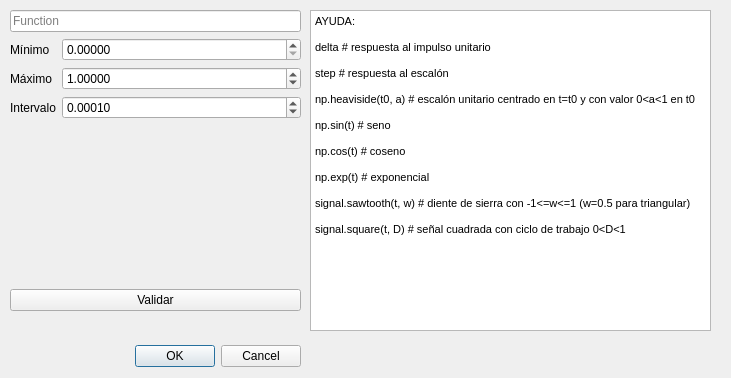
First picture: the form in designer/response_window.ui, repository juan-sb/filtertool-tc22, before the edit.
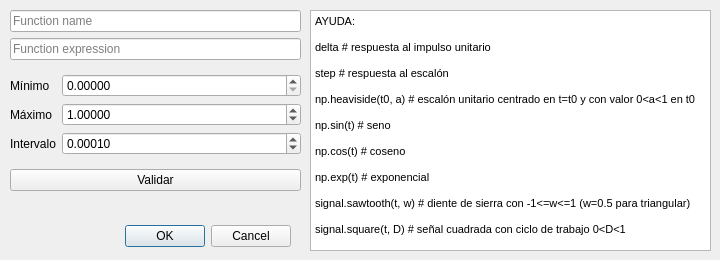
Second picture: the form after the edit. Custom widgets are drawn as their Qt base class.

```diff
--- a/designer/response_window.ui
+++ b/designer/response_window.ui
@@ -6,8 +6,8 @@
    <rect>
     <x>0</x>
     <y>0</y>
-    <width>731</width>
-    <height>378</height>
+    <width>720</width>
+    <height>260</height>
    </rect>
   </property>
   <property name="windowTitle">
@@ -16,8 +16,8 @@
   <widget class="QDialogButtonBox" name="buttonBox">
    <property name="geometry">
     <rect>
-     <x>50</x>
-     <y>340</y>
+     <x>40</x>
+     <y>220</y>
      <width>251</width>
      <height>32</height>
     </rect>
@@ -35,13 +35,10 @@
      <x>10</x>
      <y>10</y>
      <width>291</width>
-     <height>321</height>
+     <height>201</height>
     </rect>
    </property>
    <layout class="QGridLayout" name="gridLayout">
-    <item row="3" column="0">
-     <widget class="ExprWidget" name="expr_plot" native="true"/>
-    </item>
     <item row="5" column="0">
      <widget class="QLabel" name="error_label">
       <property name="sizePolicy">
@@ -69,17 +66,20 @@
      </widget>
     </item>
     <item row="0" column="0">
-     <widget class="QLineEdit" name="input_txt">
+     <widget class="QLineEdit" name="resp_name_txt">
       <property name="enabled">
        <bool>true</bool>
       </property>
       <property name="placeholderText">
-       <string>Function</string>
+       <string>Function name</string>
       </property>
      </widget>
     </item>
-    <item row="1" column="0">
+    <item row="2" column="0">
      <layout class="QFormLayout" name="formLayout">
+      <property name="formAlignment">
+       <set>Qt::AlignLeading|Qt::AlignLeft|Qt::AlignVCenter</set>
+      </property>
       <item row="0" column="0">
        <widget class="QLabel" name="label">
         <property name="text">
@@ -142,6 +142,16 @@
       </item>
      </layout>
     </item>
+    <item row="1" column="0">
+     <widget class="QLineEdit" name="input_txt">
+      <property name="enabled">
+       <bool>true</bool>
+      </property>
+      <property name="placeholderText">
+       <string>Function expression</string>
+      </property>
+     </widget>
+    </item>
    </layout>
   </widget>
   <widget class="QTextBrowser" name="textBrowser">
@@ -153,7 +163,7 @@
      <x>310</x>
      <y>10</y>
      <width>401</width>
-     <height>321</height>
+     <height>241</height>
     </rect>
    </property>
    <property name="html">
@@ -181,14 +191,6 @@
    </property>
   </widget>
  </widget>
- <customwidgets>
-  <customwidget>
-   <class>ExprWidget</class>
-   <extends>QWidget</extends>
-   <header>src.widgets.exprwidget</header>
-   <container>1</container>
-  </customwidget>
- </customwidgets>
  <resources/>
  <connections>
   <connection>
```
